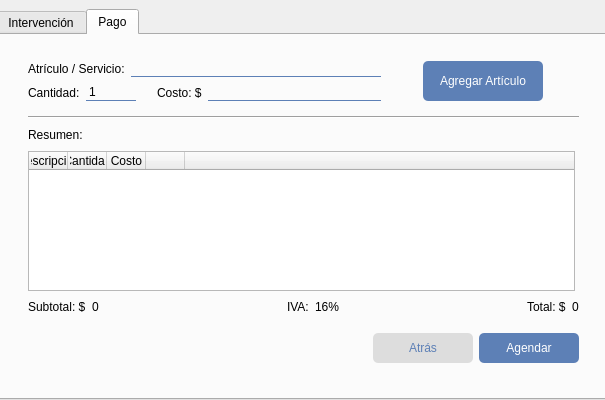
Laloses/Hospital, file ordenarintervencion.ui: the form before one commit.
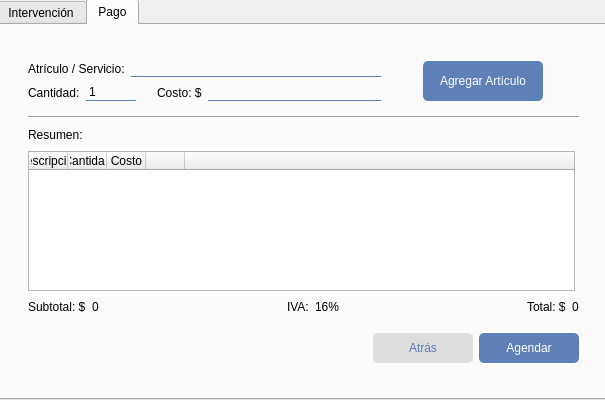
The form after the commit. The open tabs and pages were chosen to show the change.

```diff
--- a/ordenarintervencion.ui
+++ b/ordenarintervencion.ui
@@ -29,9 +29,9 @@
     <property name="geometry">
      <rect>
       <x>-4</x>
-      <y>9</y>
+      <y>-1</y>
       <width>611</width>
-      <height>391</height>
+      <height>401</height>
      </rect>
     </property>
     <property name="styleSheet">
@@ -504,7 +504,7 @@
       <property name="geometry">
        <rect>
         <x>30</x>
-        <y>0</y>
+        <y>10</y>
         <width>551</width>
         <height>352</height>
        </rect>
```
Left out of the diff: 8 changed lines with no effect on the pictures.
